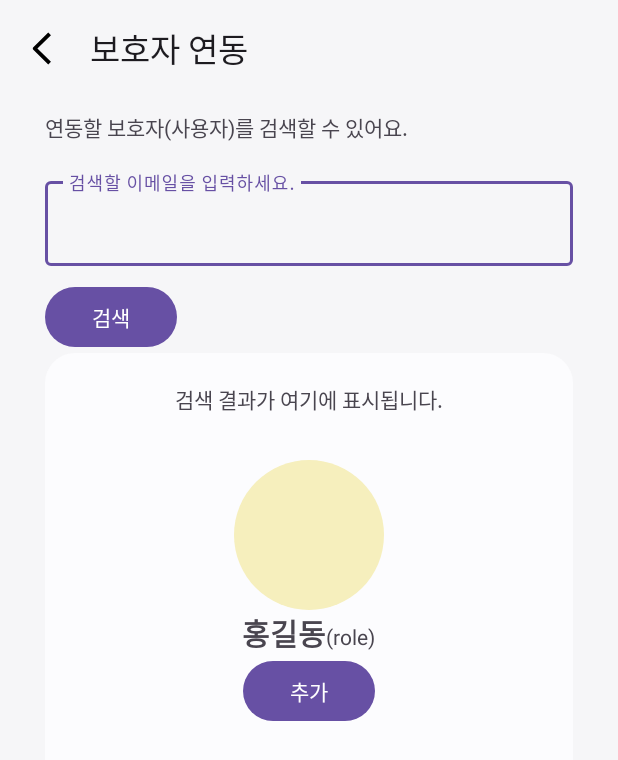
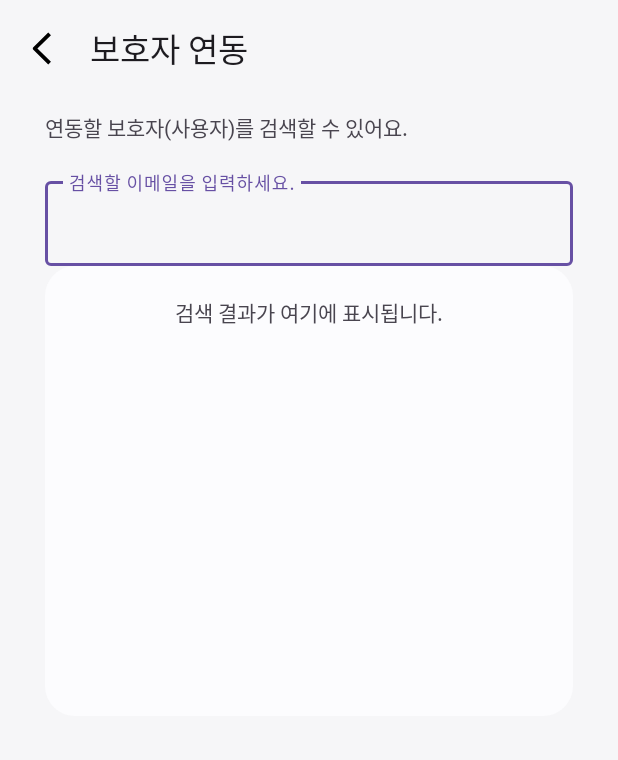
Before and after one commit to SafeWay-CapstoneDesign/Frontend, an Android app: the GuardianInterlockActivity screen opened directly, with no data from a screen before it, on a phone screen of 412 x 824 dp. Shown: the top 760 px of the screen. Run offline under Robolectric (Android 15) with nearby library versions, the phone set to English and light mode, and no system bars.

Commit message:
design: 보호자 연동 화면 버튼 제거, feat: 검색 결과 있을때만 결과 화면 표시

```diff
--- a/app/src/main/res/layout/activity_guardian_interlock.xml
+++ b/app/src/main/res/layout/activity_guardian_interlock.xml
@@ -49,15 +49,10 @@
                 android:id="@+id/emailEditText"
                 android:layout_width="match_parent"
                 android:layout_height="wrap_content"
+                android:imeOptions="actionSearch"
+                android:inputType="textEmailAddress"
                 android:hint="검색할 이메일을 입력하세요." />
         </com.google.android.material.textfield.TextInputLayout>
-
-        <Button
-            android:id="@+id/searchButton"
-            android:layout_width="wrap_content"
-            android:layout_height="wrap_content"
-            android:text="검색"
-            android:layout_marginTop="10dp" />
 
         <LinearLayout
             android:layout_width="match_parent"
@@ -74,16 +69,18 @@
                 android:textAlignment="center" />
 
             <LinearLayout
+                android:id="@+id/searchedUserLayout"
                 android:layout_width="match_parent"
                 android:layout_height="match_parent"
                 android:gravity="center"
-                android:orientation="vertical">
+                android:orientation="vertical"
+                android:visibility="invisible">
 
                 <ImageView
                     android:id="@+id/imageView6"
                     android:layout_width="100dp"
                     android:layout_height="100dp"
-                    app:srcCompat="@drawable/rounded_image" />
+                    app:srcCompat="@drawable/mypage" />
 
                 <LinearLayout
                     android:layout_width="wrap_content"
--- a/app/src/main/res/layout/activity_sign_up.xml
+++ b/app/src/main/res/layout/activity_sign_up.xml
@@ -5,6 +5,7 @@
     android:id="@+id/main"
     android:layout_width="match_parent"
     android:layout_height="match_parent"
+    android:paddingTop="20dp"
     tools:context=".MyInfoEditActivity">
 
     <androidx.appcompat.widget.Toolbar
```
Also changed, not shown: app/src/main/java/com/example/safeway/GuardianInterlockActivity.kt (+27 -8 lines).
